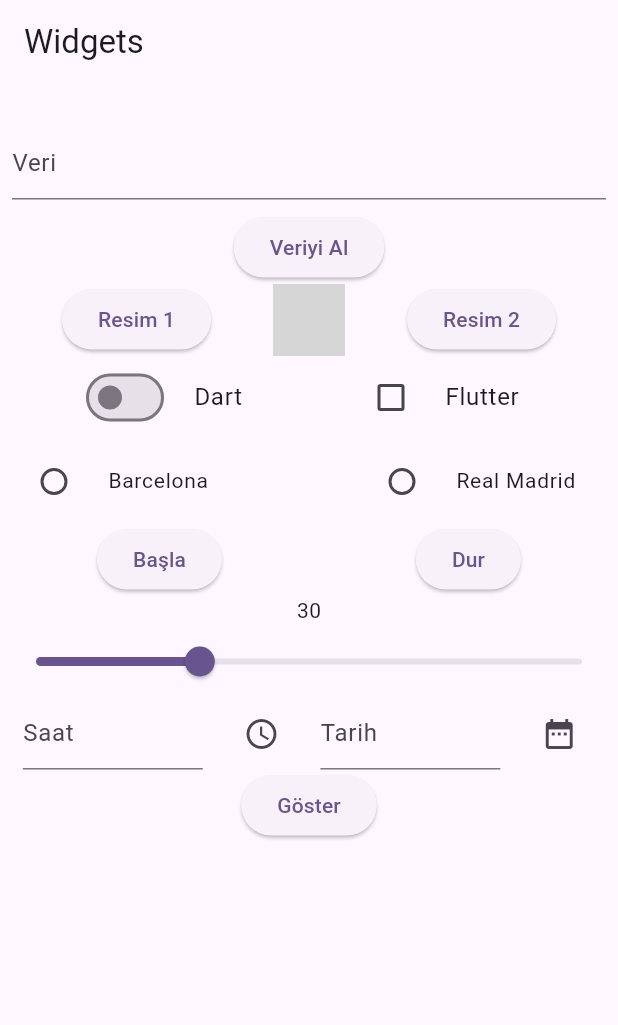
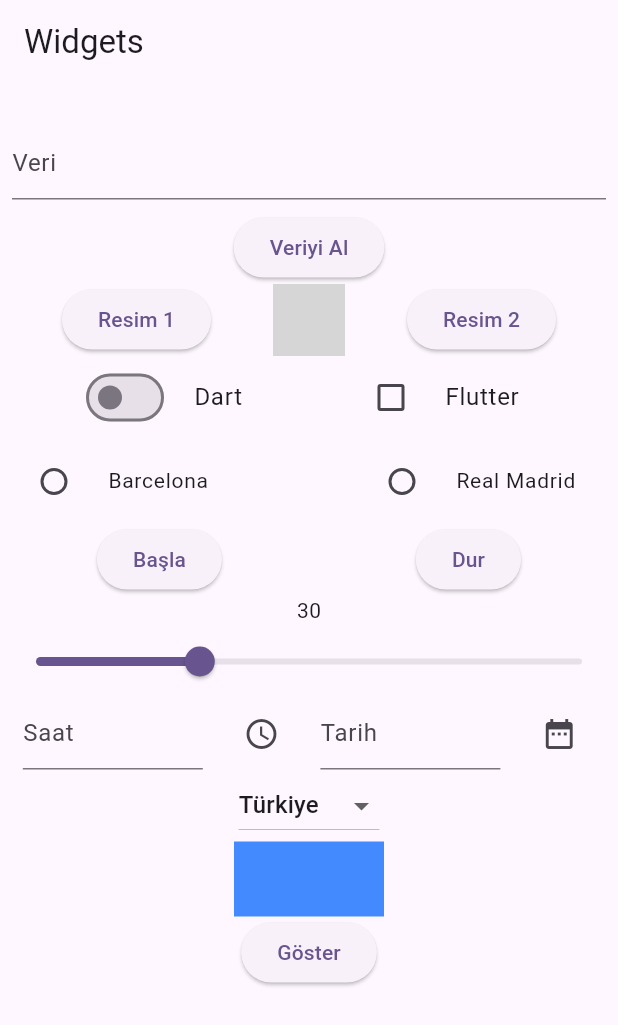
Before and after one commit to AsudeAgaya0/flutter-calisma-devam, a Flutter app: the screen it shows after launch, on a phone screen of 412 x 824 dp. Shown: the top 1025 px of the screen. Run offline on Flutter 3.47's test engine with Material 3 defaults, Android fonts, the phone set to English and light mode, and no system bars; network calls fail; grey boxes are pictures that could not be loaded.

Commit message:
gesture detector, showDatePicker, showTimePicker

```diff
--- a/widget_kullanimi/lib/anasayfa.dart
+++ b/widget_kullanimi/lib/anasayfa.dart
@@ -1,4 +1,4 @@
-import 'dart:html';
+import 'dart:math';
 
 import 'package:flutter/material.dart';
 
@@ -21,48 +21,68 @@ class _AnasayfaState extends State<Anasayfa> {
   double ilerleme = 30.0;
   var tfSaat = TextEditingController();
   var tfTarih = TextEditingController();
+  var ulkelerListesi = <String>[];
+  String secilenUlke = "Türkiye";
+
+  @override
+  void initState() {
+    //veri alacağın zaman buraya yaz, veri tabanından vb.
+    super.initState();
+    ulkelerListesi.add("Türkiye");
+    ulkelerListesi.add("Japonya");
+    ulkelerListesi.add("Hindistan");
+  }
 
   @override
   Widget build(BuildContext context) {
     return Scaffold(
-      appBar: AppBar(title: const Text("Widgets"),) ,
-      body: Center(
+      appBar: AppBar(
+        title: const Text("Widgets"),
+      ),
+      body: SingleChildScrollView(
+        child: Center(
           child: Column(
             children: [
               Text(alinanVeri),
               Padding(
                 padding: const EdgeInsets.all(8.0),
                 child: TextField(
-                controller: tfController, //bunun sayesinde verileri okuyacağız
+                  controller: tfController,//bunun sayesinde verileri okuyacağız
                   decoration: const InputDecoration(hintText: "Veri"),
-                keyboardType: TextInputType.number, //böylece kullanıcı açtığında sayılardan oluşan bir klavye ile  karşılaşacak
+                  keyboardType: TextInputType.number,//böylece kullanıcı açtığında sayılardan oluşan bir klavye ile  karşılaşacak
                   obscureText: true, //şifre girer gibi text i gizler
                 ),
               ),
-            ElevatedButton(onPressed: (){
+              ElevatedButton(
+                  onPressed: () {
                     setState(() {
                       alinanVeri = tfController.text;
                     });
-            }, child: const Text("Veriyi Al")),
+                  },
+                  child: const Text("Veriyi Al")),
               Row(
                 mainAxisAlignment: MainAxisAlignment.spaceEvenly,
                 children: [
-                ElevatedButton(onPressed: (){
+                  ElevatedButton(
+                      onPressed: () {
                         setState(() {
                           resimAdi = "ayran.png";
                         });
-                }, child: const Text("Resim 1")),
+                      },
+                      child: const Text("Resim 1")),
                   //Image.asset("resimler/${resimAdi}"), //localden resim almak içindi
                   SizedBox(
                       width: 48,
                       height: 48,
-                    child: Image.network("http://kasimadalan.pe.hu/yemekler/resimler/$resimAdi")),
-                ElevatedButton(onPressed: (){
+                      child: Image.network(
+                          "http://kasimadalan.pe.hu/yemekler/resimler/$resimAdi")),
+                  ElevatedButton(
+                      onPressed: () {
                         setState(() {
                           resimAdi = "kofte.png";
                         });
-                }, child: const Text("Resim 2")),
-
+                      },
+                      child: const Text("Resim 2")),
                 ],
               ),
               Row(
@@ -72,9 +92,9 @@ class _AnasayfaState extends State<Anasayfa> {
                     width: 150,
                     child: SwitchListTile(
                         title: const Text("Dart"),
-                      controlAffinity: ListTileControlAffinity.leading, //ikon solda dursun dedik
+                        controlAffinity: ListTileControlAffinity.leading,//ikon solda dursun dedik
                         value: switchKontrol,
-                      onChanged: (veri){
+                        onChanged: (veri) {
                           setState(() {
                             switchKontrol = veri;
                           });
@@ -84,15 +104,14 @@ class _AnasayfaState extends State<Anasayfa> {
                     width: 150,
                     child: CheckboxListTile(
                         title: const Text("Flutter"),
-                      controlAffinity: ListTileControlAffinity.leading, //ikon solda dursun dedik
+                        controlAffinity: ListTileControlAffinity.leading,
                         value: checkboxKontrol,
-                      onChanged: (veri){
+                        onChanged: (veri) {
                           setState(() {
                             checkboxKontrol = veri!;
                           });
                         }),
                   ),
-
                 ],
               ),
               Row(
@@ -101,10 +120,13 @@ class _AnasayfaState extends State<Anasayfa> {
                   SizedBox(
                     width: 180,
                     child: RadioListTile(
-                      title: const Text("Barcelona", style: TextStyle(fontSize: 14),),
+                        title: const Text(
+                          "Barcelona",
+                          style: TextStyle(fontSize: 14),
+                        ),
                         value: 1,
                         groupValue: radioDeger,
-                      onChanged: (veri){
+                        onChanged: (veri) {
                           setState(() {
                             radioDeger = veri!;
                           });
@@ -113,69 +135,139 @@ class _AnasayfaState extends State<Anasayfa> {
                   SizedBox(
                     width: 180,
                     child: RadioListTile(
-                      title: const Text("Real Madrid", style: TextStyle(fontSize: 14),),
+                        title: const Text(
+                          "Real Madrid",
+                          style: TextStyle(fontSize: 14),
+                        ),
                         value: 2,
                         groupValue: radioDeger,
-                      onChanged: (veri){
+                        onChanged: (veri) {
                           setState(() {
                             radioDeger = veri!;
                           });
                         }),
                   ),
-
                 ],
               ),
               Row(
                 mainAxisAlignment: MainAxisAlignment.spaceEvenly,
                 children: [
-                ElevatedButton(onPressed: (){
+                  ElevatedButton(
+                      onPressed: () {
                         setState(() {
                           progressKontrol = true;
                         });
-                }, child: const Text("Başla")),
-                Visibility(visible: progressKontrol, child: const CircularProgressIndicator()),
-                ElevatedButton(onPressed: (){
+                      },
+                      child: const Text("Başla")),
+                  Visibility(
+                      visible: progressKontrol,
+                      child: const CircularProgressIndicator()),
+                  ElevatedButton(
+                      onPressed: () {
                         setState(() {
                           progressKontrol = false;
                         });
-                }, child: const Text("Dur")),
-
+                      },
+                      child: const Text("Dur")),
                 ],
               ),
               Text(ilerleme.toInt().toString()),
-            Slider(max: 100.0, min: 0.0, value: ilerleme, onChanged: (veri){
+              Slider(
+                  max: 100.0,
+                  min: 0.0,
+                  value: ilerleme,
+                  onChanged: (veri) {
                     setState(() {
                       ilerleme = veri;
                     });
                   }),
-
-            Row(mainAxisAlignment: MainAxisAlignment.spaceEvenly,
+              Row(
+                mainAxisAlignment: MainAxisAlignment.spaceEvenly,
                 children: [
-                SizedBox(width: 120,
+                  SizedBox(
+                    width: 120,
                     child: TextField(
                       controller: tfSaat,
                       decoration: const InputDecoration(hintText: "Saat"),
                     ),
                   ),
-                IconButton(onPressed: (){}, icon: const Icon(Icons.access_time)),
-                SizedBox(width: 120,
-                  child: TextField(controller: tfTarih,decoration: const InputDecoration(hintText: "Tarih"),),
+                  IconButton(
+                      onPressed: () {
+                        showTimePicker(
+                                context: context,
+                                initialTime:
+                                    TimeOfDay.fromDateTime(DateTime.now())) //sistemin o anki saatini verecek
+                            .then((value) {
+                          tfSaat.text = "${value!.hour} : ${value!.minute}";
+                        });
+                      },
+                      icon: const Icon(Icons.access_time)),
+                  SizedBox(
+                    width: 120,
+                    child: TextField(
+                      controller: tfTarih,
+                      decoration: const InputDecoration(hintText: "Tarih"),
                     ),
-                IconButton(onPressed: (){}, icon: const Icon(Icons.date_range)),
+                  ),
+                  IconButton(
+                      onPressed: () {
+                        showDatePicker(
+                                context: context,
+                                initialDate: DateTime.now(),
+                                firstDate: DateTime(2000),
+                                lastDate: DateTime(2050))
+                            .then((value) {
+                          tfTarih.text =
+                              "${value!.day}.${value.month}.${value.year}";
+                        });
+                      },
+                      icon: const Icon(Icons.date_range)),
                 ],
               ),
+              DropdownButton(
+                  value: secilenUlke,
+                  icon: Icon(Icons.arrow_drop_down),
+                  items: ulkelerListesi.map((ulke) {//bu şekilde yazınca tüm ülkeleri altta gösterecek, Dropdownmenuitem deseydi bir tanesini gösterecekti. map le listeyi sırayla getirmiş oldu
+                    return DropdownMenuItem(
+                      value: ulke,
+                      child: Text(ulke),
+                    );
+                  }).toList(),
+                  onChanged: (veri) {
+                    setState(() {
+                      secilenUlke = veri!;
+                    });
+                  }),
+              GestureDetector( //bu yapı dokunma hareketlerini algılıyor
+                  onTap: () {
+                    print("Tek tıklandı");
+                  },
+                  onDoubleTap: () {
+                    print("Çift tıklandı");
+                  },
+                  onLongPress: (){
+                    print("Uzun tıklandı");
+                  },
+                  child: Container(
+                    width: 100,
+                    height: 50,
+                    color: Colors.blueAccent,
+                  )),
 
 
 
 
 
-            ElevatedButton(onPressed: (){
+              ElevatedButton(
+                  onPressed: () {
                     print("Switch durum: $switchKontrol");
                     print("Checkbox durum: $checkboxKontrol");
                     print("Radio durum: $radioDeger");
                     print("Slider durum: $ilerleme");
-            }, child: const Text("Göster")),
+                  },
+                  child: const Text("Göster")),
             ],
+          ),
         ),
       ),
     );
```
Also changed, not shown: widget_kullanimi/pubspec.lock. Lines whose indentation alone changed are shown as unchanged.
